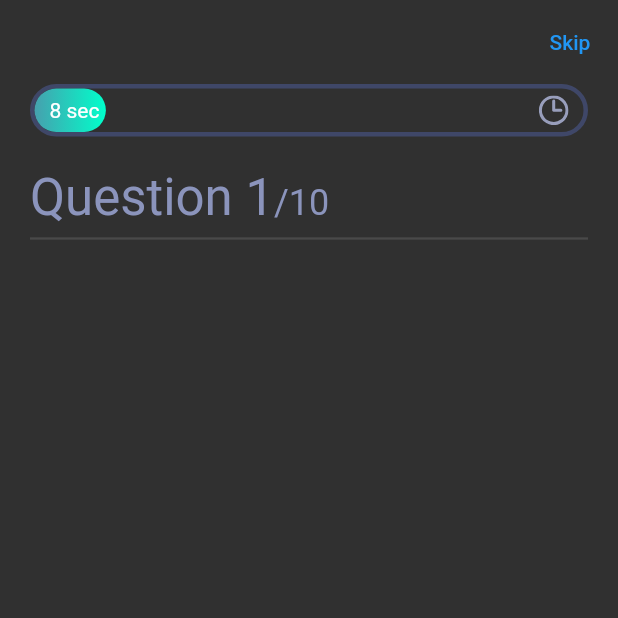
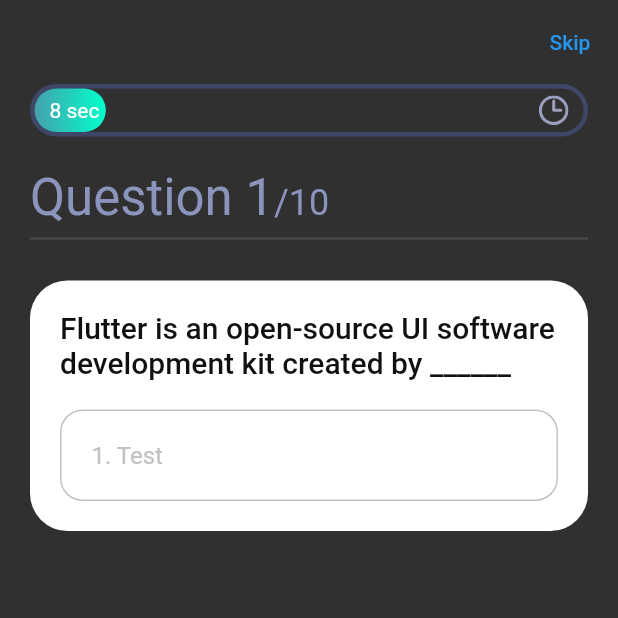
Before and after one commit to dmitryrocha/quiz_app, a Flutter app: the screen it shows after launch, on a phone screen of 412 x 824 dp, the top half of it. Run offline on Flutter 3.47's test engine with Material 2 defaults, Android fonts, the phone set to English and light mode, and no system bars; our stand-ins replace flutter_svg, get.

Commit message:
Added question card

```diff
--- a/lib/constants/constants.dart
+++ b/lib/constants/constants.dart
@@ -5,6 +5,7 @@ const kGreenColor = Color(0xFF6AC259);
 const kRedColor = Color(0xFFE92E30);
 const kGrayColor = Color(0xFFC1C1C1);
 const kBlackColor = Color(0xFF101010);
+const kWhiteColor = Color(0xFFFFFFFF);
 const kTextFieldColor = Color(0xFF1C2341);
 const kBorderRadiusColor = Color(0xFF3F4768);
 const kPrimaryGradient = LinearGradient(
--- a/lib/controllers/question_controller.dart
+++ b/lib/controllers/question_controller.dart
@@ -1,5 +1,6 @@
 import 'package:flutter/animation.dart';
 import 'package:get/get.dart';
+import 'package:quiz_app/models/quesion.dart';
 
 class QuestionController extends GetxController
     with SingleGetTickerProviderMixin {
@@ -20,4 +21,32 @@ class QuestionController extends GetxController
     _animationController.forward();
     super.onInit();
   }
+
+  List<Question> _questions = sample_data
+      .map(
+        (question) => Question(
+            id: question['id'],
+            question: question['question'],
+            options: question['options'],
+            answer: question['answer_index']),
+      )
+      .toList();
+  List<Question> get questions => this._questions;
+
+  bool _isAnswered = false;
+  bool get isAnswered => this._isAnswered;
+
+  int _correctAns;
+  int get correctAns => this._correctAns;
+
+  int _selectedAns;
+  int get selectedAns => this._selectedAns;
+
+  // for more about obs please check documentation
+  RxInt _questionNumber = 1.obs;
+  RxInt get questionNumber => this._questionNumber;
+
+  int _numOfCorrectAns = 0;
+  int get numOfCorrectAns => this._numOfCorrectAns;
+
 }
--- /dev/null
+++ b/lib/models/quesion.dart
@@ -0,0 +1,35 @@
+class Question {
+  final int id, answer;
+  final String question;
+  final List<String> options;
+
+  Question({this.id, this.question, this.answer, this.options});
+}
+
+const List sample_data = [
+  {
+    "id": 1,
+    "question":
+        "Flutter is an open-source UI software development kit created by ______",
+    "options": ['Apple', 'Google', 'Facebook', 'Microsoft'],
+    "answer_index": 1,
+  },
+  {
+    "id": 2,
+    "question": "When google release Flutter.",
+    "options": ['Jun 2017', 'Jun 2017', 'May 2017', 'May 2018'],
+    "answer_index": 2,
+  },
+  {
+    "id": 3,
+    "question": "A memory location that holds a single letter or number.",
+    "options": ['Double', 'Int', 'Char', 'Word'],
+    "answer_index": 2,
+  },
+  {
+    "id": 4,
+    "question": "What command do you use to output data to the screen?",
+    "options": ['Cin', 'Count>>', 'Cout', 'Output>>'],
+    "answer_index": 2,
+  },
+];
--- a/lib/screens/quiz/components/body.dart
+++ b/lib/screens/quiz/components/body.dart
@@ -1,6 +1,7 @@
 import 'package:flutter/material.dart';
 import 'package:flutter_svg/svg.dart';
 import 'package:quiz_app/constants/constants.dart';
+import 'package:quiz_app/models/quesion.dart';
 import 'package:quiz_app/screens/quiz/components/progress_bar.dart';
 
 class Body extends StatelessWidget {
@@ -47,6 +48,39 @@ class Body extends StatelessWidget {
                 ),
                 SizedBox(
                   height: kDefaultPadding,
+                ),
+                Container(
+                  padding: EdgeInsets.all(kDefaultPadding),
+                  decoration: BoxDecoration(
+                    color: kWhiteColor,
+                    borderRadius: BorderRadius.circular(25),
+                  ),
+                  child: Column(
+                    children: [
+                      Text(
+                        sample_data[0]['question'],
+                        style: Theme.of(context).textTheme.headline6.copyWith(
+                              color: kBlackColor,
+                            ),
+                      ),
+                      Container(
+                        margin: EdgeInsets.only(top: kDefaultPadding),
+                        padding: EdgeInsets.all(kDefaultPadding),
+                        decoration: BoxDecoration(
+                          border: Border.all(color: kGrayColor),
+                          borderRadius: BorderRadius.circular(15),
+                        ),
+                        child: Row(
+                          children: [
+                            Text(
+                              '1. Test',
+                              style: TextStyle(color: kGrayColor, fontSize: 16),
+                            ),
+                          ],
+                        ),
+                      ),
+                    ],
+                  ),
                 )
               ],
             ),
--- a/lib/screens/welcome/welcome_screen.dart
+++ b/lib/screens/welcome/welcome_screen.dart
@@ -23,7 +23,7 @@ class WelcomeScreen extends StatelessWidget {
                   Text(
                     "Let's Play a Quiz!",
                     style: Theme.of(context).textTheme.headline4.copyWith(
-                          color: Colors.white,
+                          color: kWhiteColor,
                           fontWeight: FontWeight.bold,
                         ),
                   ),
```
